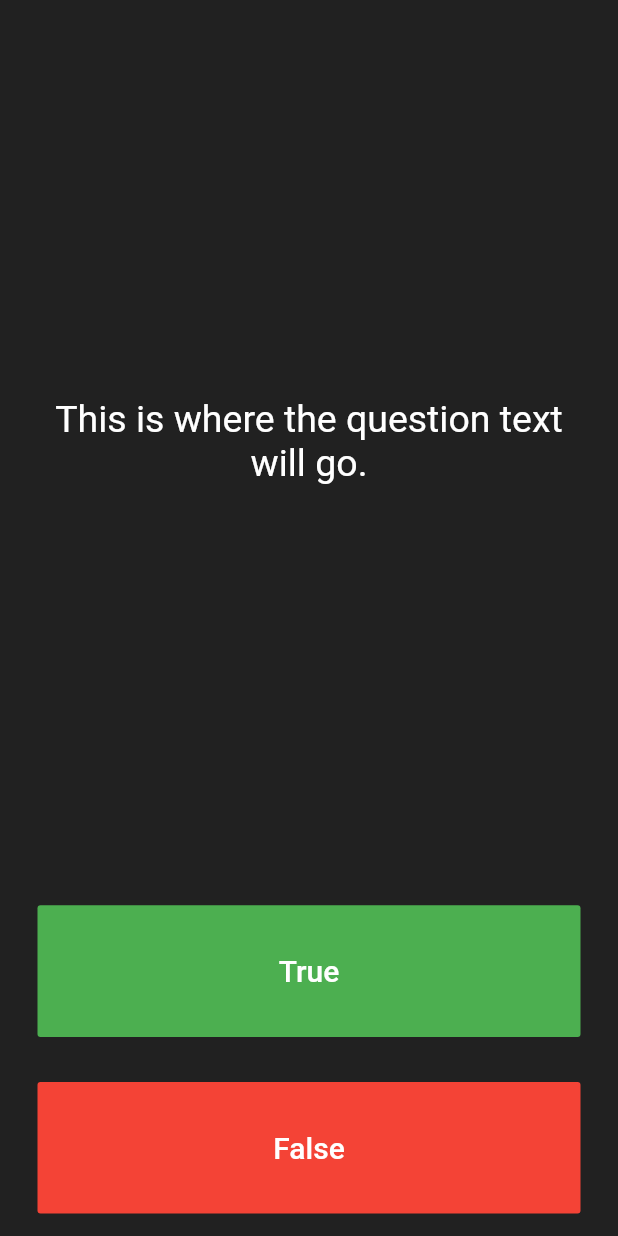
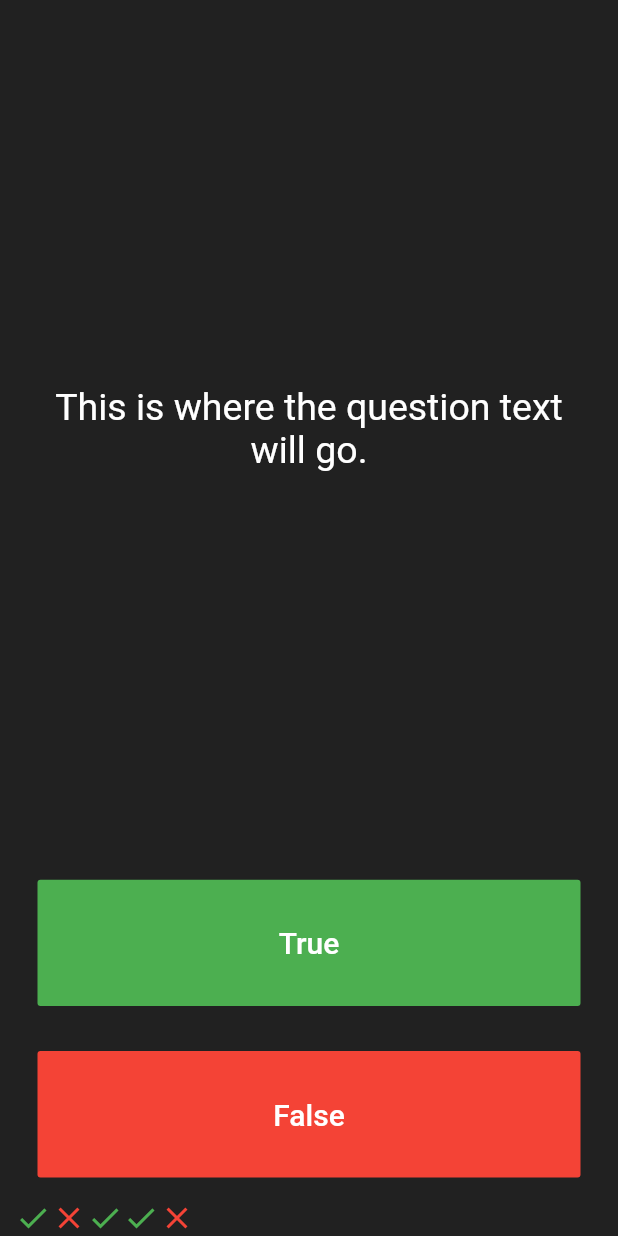
Before and after one commit to tyacan/Quizzler, a Flutter app: the screen it shows after launch, on a phone screen of 412 x 824 dp. Run offline on Flutter 3.47's test engine with Material 2 defaults, Android fonts, the phone set to English and light mode, and no system bars.

Commit message:
add icon list

```diff
--- a/lib/main.dart
+++ b/lib/main.dart
@@ -85,9 +85,20 @@ class _QuizPageState extends State<QuizPage> {
           ),
         ),
         //TODO: Add a Row here as your score keeper
+        Row(
+          children: scoreKeeper,
+        ),
       ],
     );
   }
+
+  List<Icon> scoreKeeper = [
+    Icon(Icons.check, color: Colors.green),
+    Icon(Icons.close, color: Colors.red),
+    Icon(Icons.check, color: Colors.green),
+    Icon(Icons.check, color: Colors.green),
+    Icon(Icons.close, color: Colors.red),
+  ];
 }
 
 /*
```
